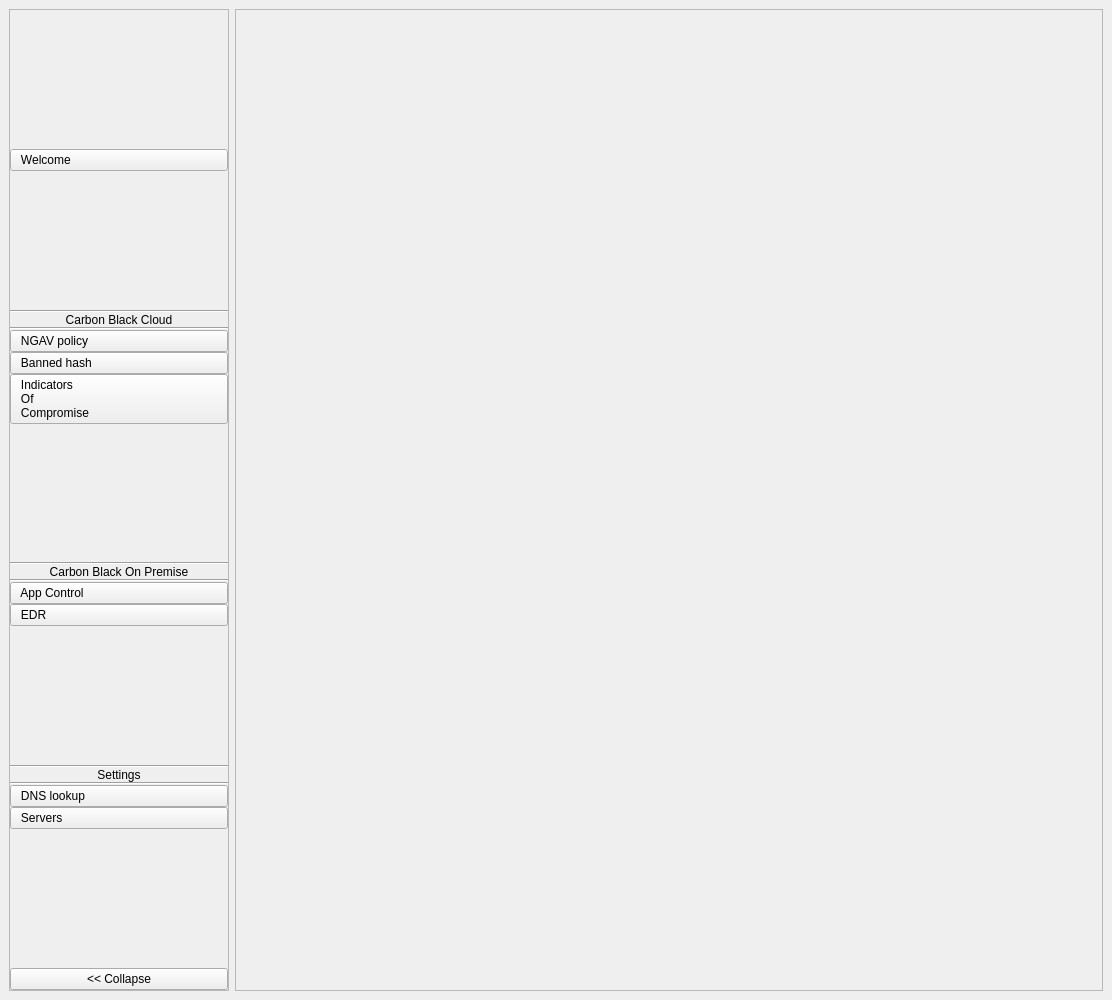
This is homewindow.ui in slist/cbapi-qt-demo as Qt 5 draws it before an edit. The edited form follows.
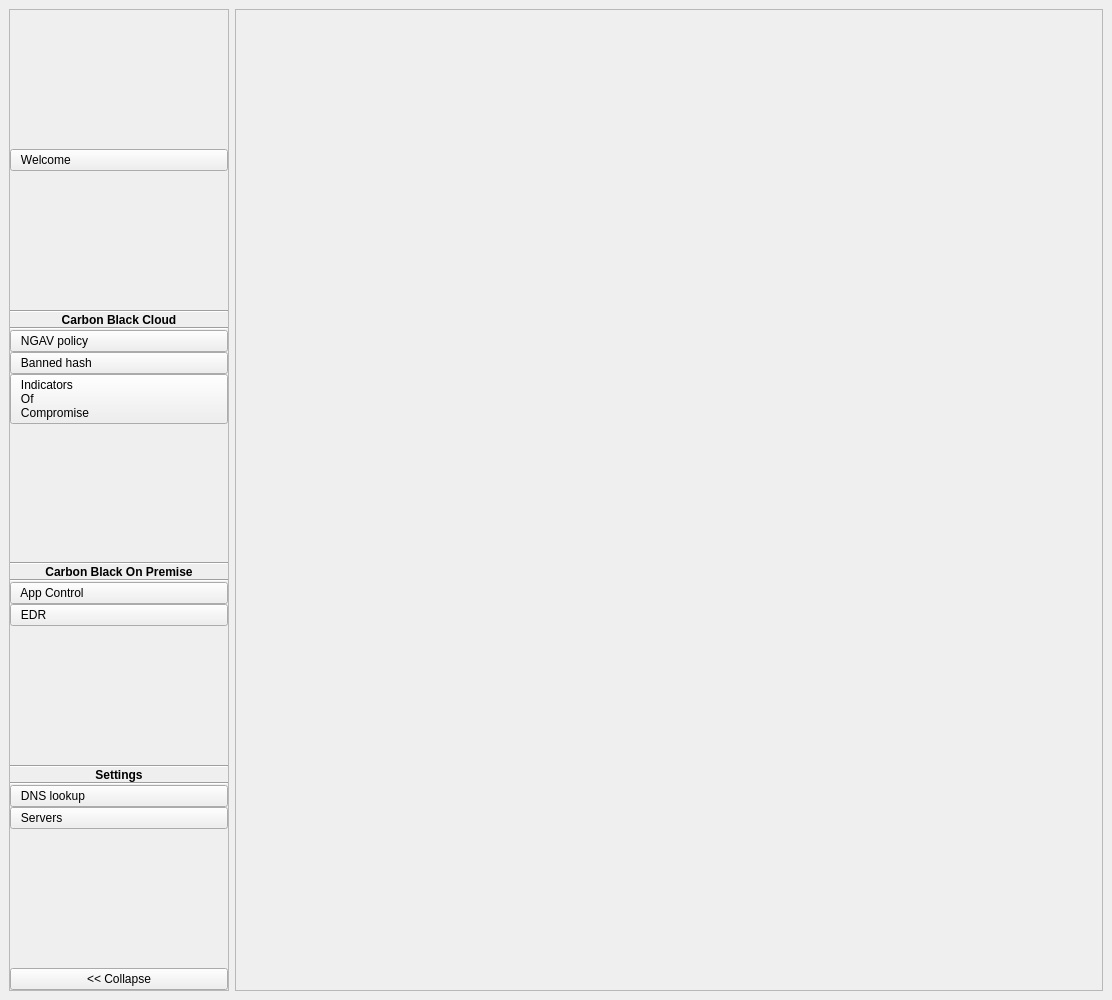
This is the edited form. Icons and pictures are not drawn.

The edit to the form file:
```diff
--- a/homewindow.ui
+++ b/homewindow.ui
@@ -113,6 +113,12 @@
        </item>
        <item>
         <widget class="QLabel" name="label_CBC">
+         <property name="font">
+          <font>
+           <weight>75</weight>
+           <bold>true</bold>
+          </font>
+         </property>
          <property name="text">
           <string>Carbon Black Cloud</string>
          </property>
@@ -238,6 +244,12 @@
        </item>
        <item>
         <widget class="QLabel" name="label_OnPrem">
+         <property name="font">
+          <font>
+           <weight>75</weight>
+           <bold>true</bold>
+          </font>
+         </property>
          <property name="text">
           <string>Carbon Black On Premise</string>
          </property>
@@ -335,6 +347,12 @@
        </item>
        <item>
         <widget class="QLabel" name="label_Settings">
+         <property name="font">
+          <font>
+           <weight>75</weight>
+           <bold>true</bold>
+          </font>
+         </property>
          <property name="text">
           <string>Settings</string>
          </property>
```
